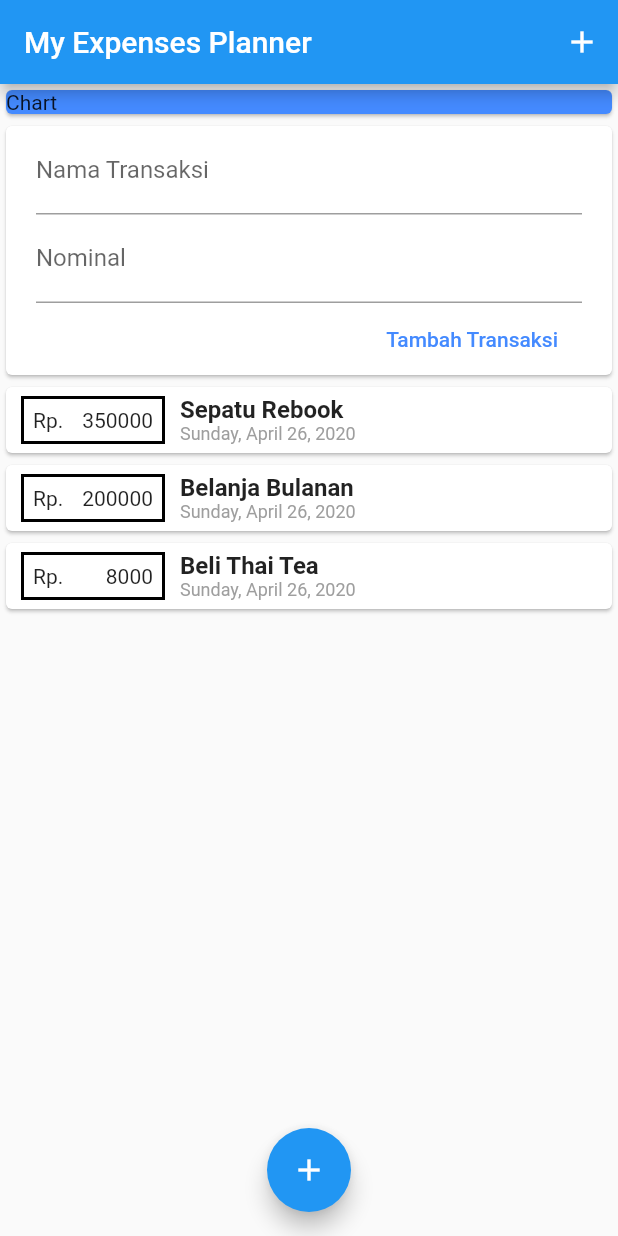
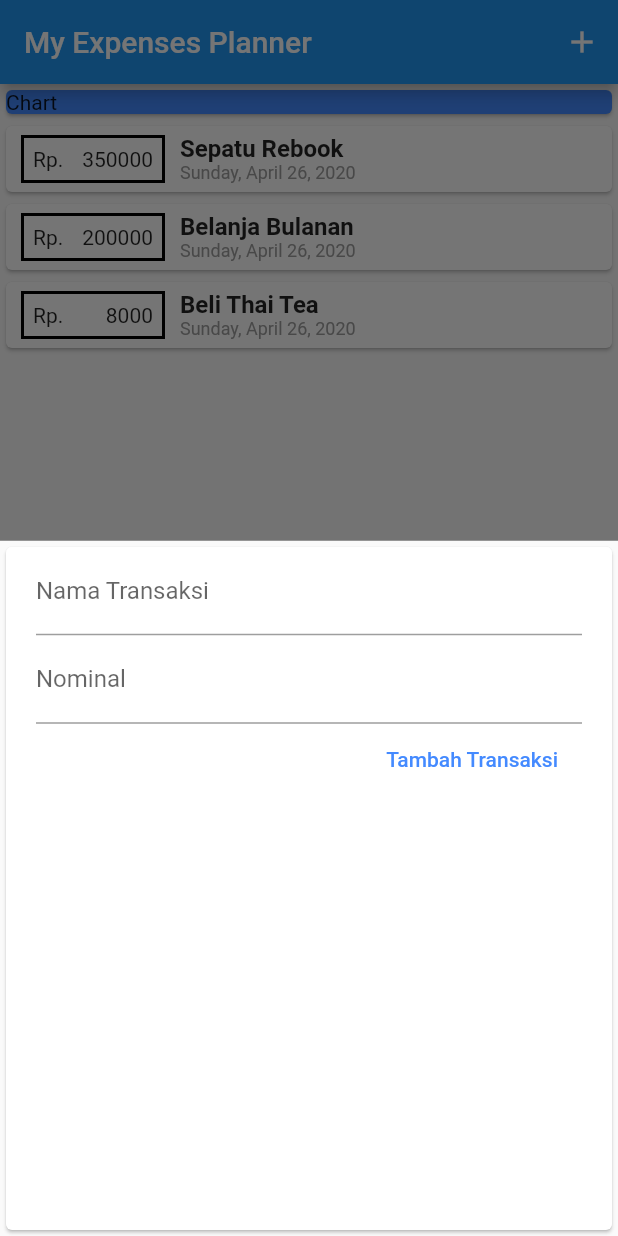
Before and after one commit to rizaljanuari/Monitoring-Pengeluaran, a Flutter app: the screen it shows after launch, after a tap on the "add" icon, on a phone screen of 412 x 824 dp. Run offline on Flutter 3.47's test engine with Material 2 defaults, Android fonts, the phone set to English and light mode, and no system bars.

```diff
--- a/lib/main.dart
+++ b/lib/main.dart
@@ -1,5 +1,7 @@
 import 'package:flutter/material.dart';
-import './widgets/user_transaction.dart';
+import './models/transaction.dart';
+import './widgets/transaction_list.dart';
+import './widgets/new_transaction.dart';
 
 void main(List<String> args) => runApp(MyApp());
 
@@ -14,14 +16,72 @@ class MyApp extends StatelessWidget {
   }
 }
 
-class MyHomepage extends StatelessWidget {
+class MyHomepage extends StatefulWidget {
+  @override
+  _MyHomepageState createState() => _MyHomepageState();
+}
+
+class _MyHomepageState extends State<MyHomepage> {
+  final List<Transaction> _userTransactions = [
+    Transaction(
+      id: "tx1",
+      amount: 350000,
+      title: "Sepatu Rebook",
+      date: DateTime.now(),
+    ),
+    Transaction(
+      id: "tx2",
+      amount: 200000,
+      title: "Belanja Bulanan",
+      date: DateTime.now(),
+    ),
+    Transaction(
+      id: "tx3",
+      amount: 8000,
+      title: "Beli Thai Tea",
+      date: DateTime.now(),
+    )
+  ];
+
+  void _addNewTransaction(String title, double amount) {
+    final newTx = Transaction(
+      id: DateTime.now().toString(),
+      amount: amount,
+      title: title,
+      date: DateTime.now(),
+    );
+
+    setState(() {
+      _userTransactions.add(newTx);
+    });
+  }
+
+  //
+  //  Function for showing modal bottom sheet
+  //
+  void _startAddNewTransaction(BuildContext ctx) {
+    showModalBottomSheet(
+      context: ctx,
+      builder: (_) {
+        return GestureDetector(
+          onTap: (){},
+          behavior: HitTestBehavior.opaque,
+          child: NewTransaction(_addNewTransaction),
+        );
+      },
+    );
+  }
+
   @override
   Widget build(BuildContext context) {
     return Scaffold(
       appBar: AppBar(
         title: Text('My Expenses Planner'),
         actions: <Widget>[
-          IconButton(icon: Icon(Icons.add), onPressed: () {}),
+          IconButton(
+            icon: Icon(Icons.add),
+            onPressed: () => _startAddNewTransaction(context),
+          ),
         ],
       ),
       body: SingleChildScrollView(
@@ -34,13 +94,13 @@ class MyHomepage extends StatelessWidget {
                 child: Text('Chart'),
               ),
             ),
-            UserTransaction()
+            TransactionList(_userTransactions),
           ],
         ),
       ),
       floatingActionButtonLocation: FloatingActionButtonLocation.centerFloat,
       floatingActionButton: FloatingActionButton(
-        onPressed: () {},
+        onPressed: () => _startAddNewTransaction(context),
         child: Icon(Icons.add),
       ),
     );
--- a/lib/widgets/new_transaction.dart
+++ b/lib/widgets/new_transaction.dart
@@ -1,13 +1,18 @@
 import 'package:flutter/material.dart';
 
-class NewTransaction extends StatelessWidget {
+class NewTransaction extends StatefulWidget {
   //TextEditingController agar input yang dimasukan langsung disimpan
-  final titleController = TextEditingController();
-  final amountController = TextEditingController();
-
   final Function addTx;
 
   NewTransaction(this.addTx);
+
+  @override
+  _NewTransactionState createState() => _NewTransactionState();
+}
+
+class _NewTransactionState extends State<NewTransaction> {
+  final titleController = TextEditingController();
+  final amountController = TextEditingController();
 
   void submitData() {
     final enteredTitle = titleController.text;
@@ -17,9 +22,9 @@ class NewTransaction extends StatelessWidget {
       return;
     }
 
-    addTx(
-      titleController.text,
-      double.parse(amountController.text),
+    widget.addTx(
+      enteredTitle,
+      enteredAmount,
     );
   }
 
@@ -43,7 +48,7 @@ class NewTransaction extends StatelessWidget {
               onSubmitted: (_) => submitData,
             ),
             FlatButton(
-              onPressed: () => submitData,
+              onPressed: () => print(submitData),
               child: Text(
                 'Tambah Transaksi',
                 style: TextStyle(color: Colors.blueAccent),
--- a/lib/widgets/user_transaction.dart
+++ b/lib/widgets/user_transaction.dart
@@ -1,55 +1,23 @@
-import 'package:flutter/material.dart';
-import './new_transaction.dart';
-import './transaction_list.dart';
-import '../models/transaction.dart';
+// import 'package:flutter/material.dart';
+// import './new_transaction.dart';
+// import './transaction_list.dart';
+// import '../models/transaction.dart';
 
-class UserTransaction extends StatefulWidget {
-  @override
-  _UserTransactionState createState() => _UserTransactionState();
-}
+// class UserTransaction extends StatefulWidget {
+//   @override
+//   _UserTransactionState createState() => _UserTransactionState();
+// }
 
-class _UserTransactionState extends State<UserTransaction> {
-  final List<Transaction> _userTransactions = [
-    Transaction(
-      id: "tx1",
-      amount: 350000,
-      title: "Sepatu Rebook",
-      date: DateTime.now(),
-    ),
-    Transaction(
-      id: "tx2",
-      amount: 200000,
-      title: "Belanja Bulanan",
-      date: DateTime.now(),
-    ),
-    Transaction(
-      id: "tx3",
-      amount: 8000,
-      title: "Beli Thai Tea",
-      date: DateTime.now(),
-    )
-  ];
+// class _UserTransactionState extends State<UserTransaction> {
 
-  void _addNewTransaction(String title, double amount) {
-    final newTx = Transaction(
-      id: DateTime.now().toString(),
-      amount: amount,
-      title: title,
-      date: DateTime.now(),
-    );
 
-    setState(() {
-      _userTransactions.add(newTx);
-    });
-  }
+//   @override
+//   Widget build(BuildContext context) {
+//     return Column(
+//       children: <Widget>[
+//         NewTransaction(_addNewTransaction),
 
-  @override
-  Widget build(BuildContext context) {
-    return Column(
-      children: <Widget>[
-        NewTransaction(_addNewTransaction),
-        TransactionList(_userTransactions),
-      ],
-    );
-  }
-}
+//       ],
+//     );
+//   }
+// }
```
